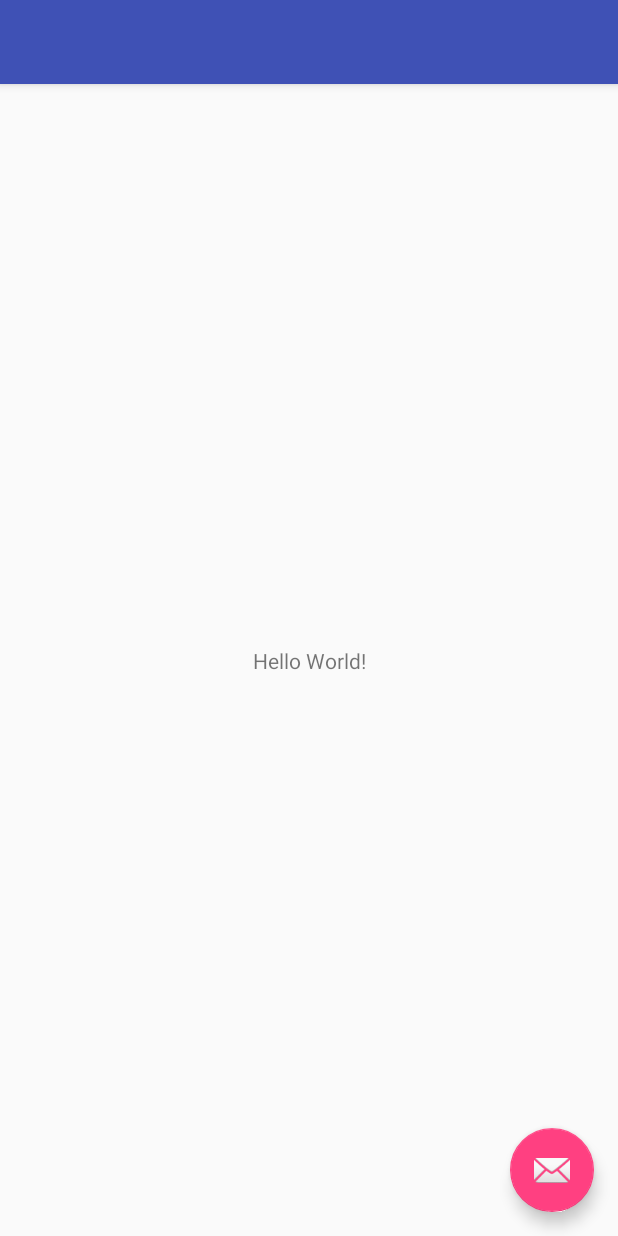
After one commit to idars/PictogramApp, an Android app: the layout activity_scene.xml on its own in the app's theme, with its tools: preview values and no code run, on a phone screen of 412 x 824 dp. The commit adds this screen. Run offline under Robolectric (Android 15) with nearby library versions, the phone set to English and light mode, and no system bars.

Commit message:
Opprettet Activity og Layout for Scene og Tutorial

```diff
--- a/app/src/main/java/com/d24/android/pictogramapp/MainActivity.java
+++ b/app/src/main/java/com/d24/android/pictogramapp/MainActivity.java
@@ -8,6 +8,8 @@ import android.support.v7.widget.Toolbar;
 import android.view.View;
 import android.view.Menu;
 import android.view.MenuItem;
+
+
 
 
 public class MainActivity extends AppCompatActivity {
--- /dev/null
+++ b/app/src/main/res/layout/activity_scene.xml
@@ -0,0 +1,34 @@
+<?xml version="1.0" encoding="utf-8"?>
+<android.support.design.widget.CoordinatorLayout
+    xmlns:android="http://schemas.android.com/apk/res/android"
+    xmlns:app="http://schemas.android.com/apk/res-auto"
+    xmlns:tools="http://schemas.android.com/tools"
+    android:layout_width="match_parent"
+    android:layout_height="match_parent"
+    tools:context="com.d24.android.pictogramapp.MainActivity">
+
+    <android.support.design.widget.AppBarLayout
+        android:layout_width="match_parent"
+        android:layout_height="wrap_content"
+        android:theme="@style/AppTheme.AppBarOverlay">
+
+        <android.support.v7.widget.Toolbar
+            android:id="@+id/toolbar"
+            android:layout_width="match_parent"
+            android:layout_height="?attr/actionBarSize"
+            android:background="?attr/colorPrimary"
+            app:popupTheme="@style/AppTheme.PopupOverlay"/>
+
+    </android.support.design.widget.AppBarLayout>
+
+    <include layout="@layout/content_main"/>
+
+    <android.support.design.widget.FloatingActionButton
+        android:id="@+id/fab"
+        android:layout_width="wrap_content"
+        android:layout_height="wrap_content"
+        android:layout_gravity="bottom|end"
+        android:layout_margin="@dimen/fab_margin"
+        app:srcCompat="@android:drawable/ic_dialog_email"/>
+
+</android.support.design.widget.CoordinatorLayout>
```
Also changed, not shown: app/src/main/java/com/d24/android/pictogramapp/SceneActivity.java (added, +52 -0 lines), app/src/main/java/com/d24/android/pictogramapp/TutorialActivity.java (added, +52 -0 lines), app/src/main/res/layout/activity_tutorial.xml (added, +34 -0 lines).
